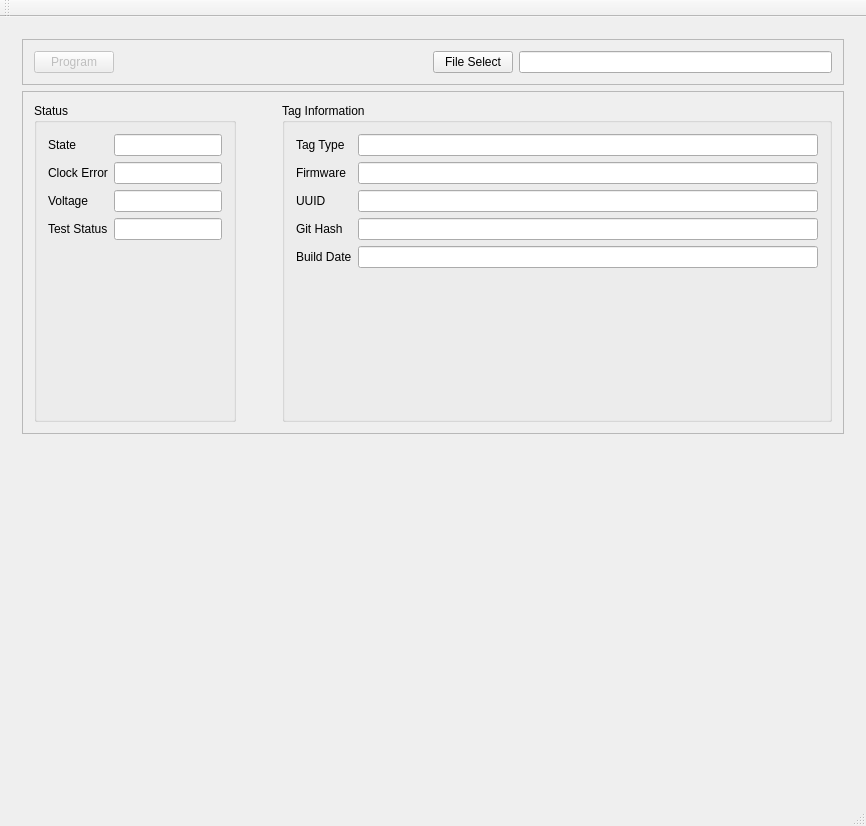
This is software/host/qtprogram/mainwindow.ui in tag-designs/software as Qt 5 draws it before an edit. The edited form follows.
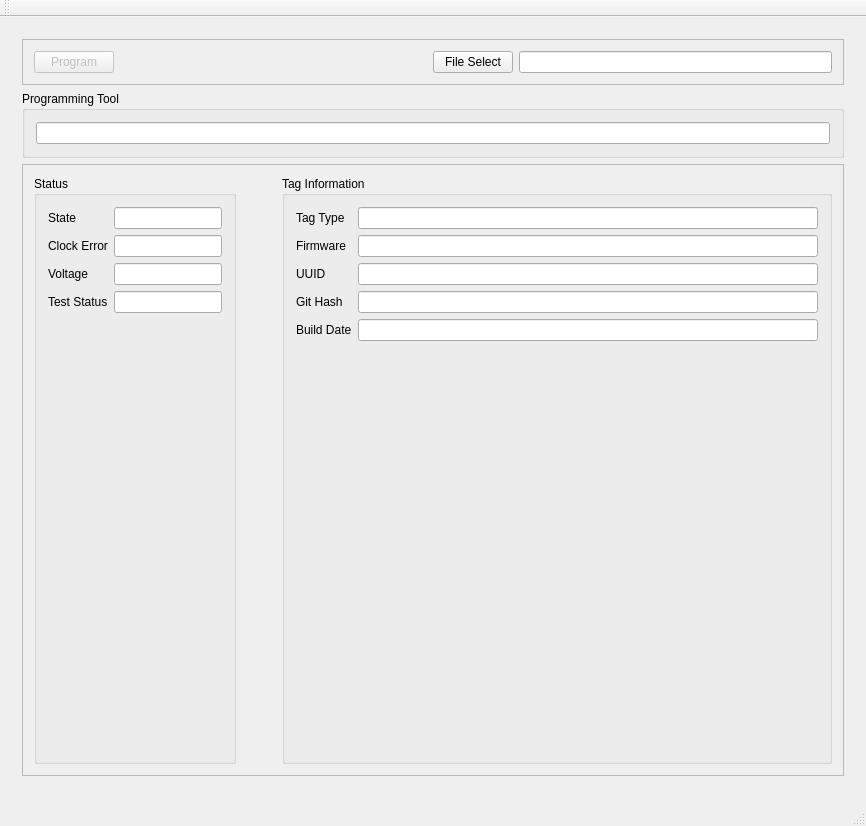
This is the edited form. Custom widgets are drawn as their Qt base class.

Commit message: qt programming tool working on os x

What changed in the file:
```diff
--- a/software/host/qtprogram/mainwindow.ui
+++ b/software/host/qtprogram/mainwindow.ui
@@ -70,6 +70,25 @@
          </layout>
         </widget>
        </item>
+       <item>
+        <widget class="QGroupBox" name="groupBox">
+         <property name="title">
+          <string>Programming Tool</string>
+         </property>
+         <layout class="QVBoxLayout" name="verticalLayout_2">
+          <item>
+           <widget class="QLineEdit" name="programmingTool">
+            <property name="toolTip">
+             <string>Path to STM32 programmer</string>
+            </property>
+            <property name="readOnly">
+             <bool>false</bool>
+            </property>
+           </widget>
+          </item>
+         </layout>
+        </widget>
+       </item>
        <item>
         <widget class="QFrame" name="frame">
          <property name="frameShape">
@@ -393,20 +412,7 @@
         </widget>
        </item>
        <item>
-        <widget class="LogWindow" name="widget" native="true"/>
-       </item>
-       <item>
-        <spacer name="verticalSpacer">
-         <property name="orientation">
-          <enum>Qt::Vertical</enum>
-         </property>
-         <property name="sizeHint" stdset="0">
-          <size>
-           <width>20</width>
-           <height>40</height>
-          </size>
-         </property>
-        </spacer>
+        <widget class="LogWindow" name="logwindow" native="true"/>
        </item>
       </layout>
      </widget>
```
Left out of the diff: 146 changed lines with no effect on the pictures. The commit also changes 5 other files.
